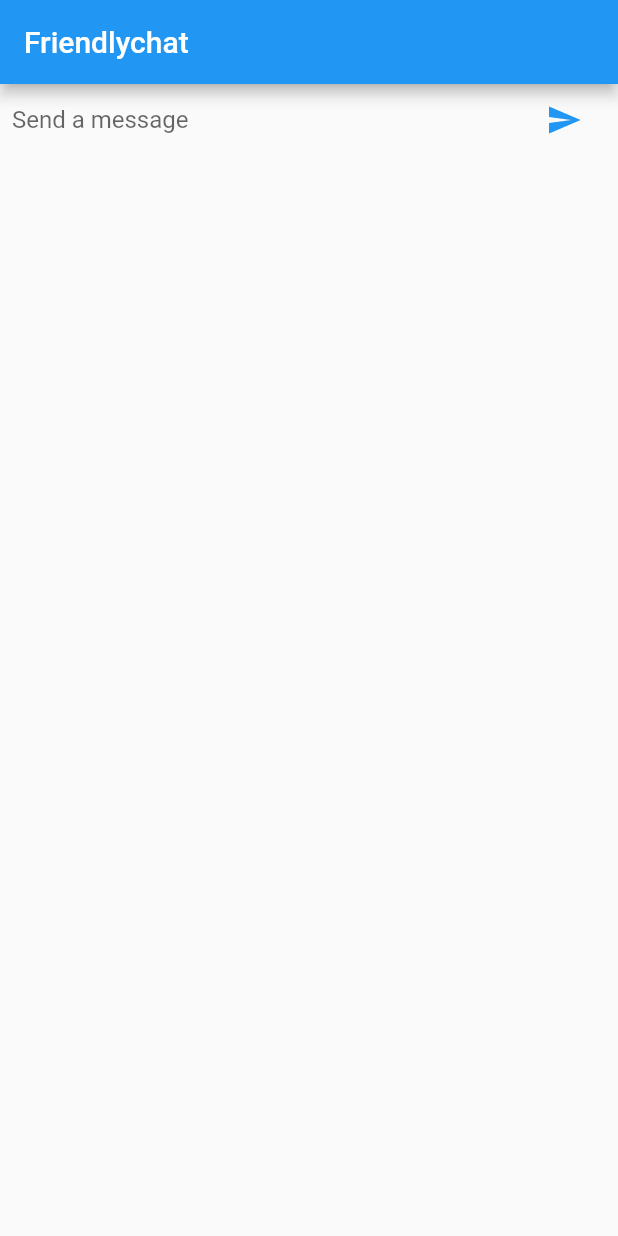
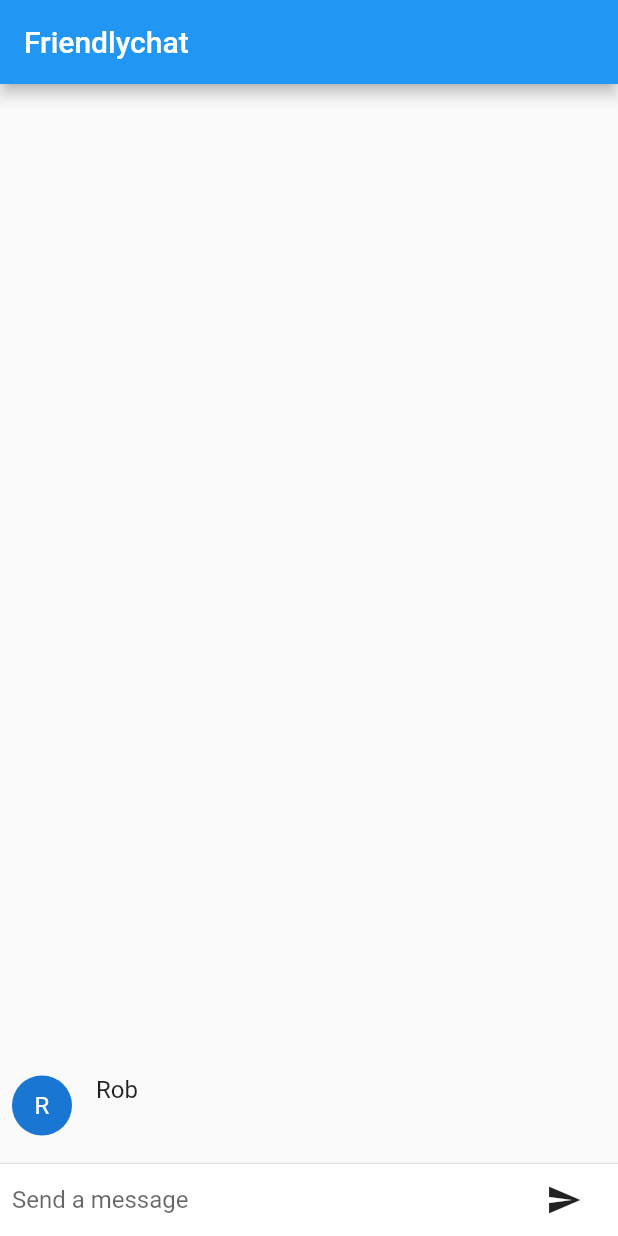
Before and after one commit to roberrera/friendly-chat-flutter, a Flutter app: the screen it shows after launch, after a tap on the "send" icon, on a phone screen of 412 x 824 dp. Run offline on Flutter 3.47's test engine with Material 2 defaults, Android fonts, the phone set to English and light mode, and no system bars.

```diff
--- a/lib/main.dart
+++ b/lib/main.dart
@@ -3,6 +3,8 @@ import 'package:flutter/material.dart';
 void main() {
   runApp(new FriendlychatApp());
 }
+
+const String _name = "Rob";
 
 class FriendlychatApp extends StatelessWidget {
   @override
@@ -14,6 +16,37 @@ class FriendlychatApp extends StatelessWidget {
   }
 }
 
+class ChatMessage extends StatelessWidget {
+  ChatMessage({this.text});
+  final String text;
+
+  @override
+  Widget build(BuildContext context) {
+    return new Container(
+      margin: const EdgeInsets.symmetric(vertical: 10.0),
+      child: new Row(
+        crossAxisAlignment: CrossAxisAlignment.start,
+        children: <Widget>[
+          new Container(
+            margin: const EdgeInsets.only(right: 16.0),
+            child: new CircleAvatar(child: new Text(_name[0])),
+          ),
+          new Column(
+            crossAxisAlignment: CrossAxisAlignment.start,
+            children: <Widget>[
+              new Text(_name, style: Theme.of(context).textTheme.subhead),
+              new Container(
+                margin: const EdgeInsets.only(top: 5.0),
+                child: new Text(text),
+              ),
+            ],
+          ),
+        ],
+      ),
+    );
+  }
+}
+
 class ChatScreen extends StatefulWidget {
   @override
   State createState() => new ChatScreenState();
@@ -21,24 +54,32 @@ class ChatScreen extends StatefulWidget {
   // shorthand for { return expression; }.
 }
 
-// Add the ChatScreenState class definition in main.dart.
 class ChatScreenState extends State<ChatScreen> {
   // Prefixing an identifier with an _ (underscore) makes it private to its class.
+  final List<ChatMessage> _messages = <ChatMessage>[];
   final TextEditingController _textController = new TextEditingController();
 
+  void _handleSubmitted(String text) {
+    _textController.clear();
+    ChatMessage message = new ChatMessage(
+      text: text,
+    );
+    setState(() {
+      _messages.insert(0, message);
+    });
+  }
+
   Widget _buildTextComposer() {
-    return new IconTheme(
-      data: new IconThemeData(color: Theme.of(context).accentColor),
-      child: new Container(
-      margin: const EdgeInsets.symmetric(horizontal: 8.0),
-        child: new Row(
+   return new Container(
+       margin: const EdgeInsets.symmetric(horizontal: 8.0),
+       child: new Row(
           children: <Widget>[
             new Flexible(
               child: new TextField(
                 controller: _textController,
                 onSubmitted: _handleSubmitted,
                 decoration: new InputDecoration.collapsed(
-                  hintText: "Send a message"),
+                hintText: "Send a message"),
               ),
             ),
             new Container(
@@ -46,24 +87,33 @@ class ChatScreenState extends State<ChatScreen> {
               child: new IconButton(
                 icon: new Icon(Icons.send),
                 onPressed: () => _handleSubmitted(_textController.text)),
-            ),
-          ],
-        ),
-      ),
+           ),
+         ]
+       )
     );
   }
 
-  void _handleSubmitted(String text) {
-    _textController.clear();
-  }
-
-  @override
   Widget build(BuildContext context) {
     return new Scaffold(
-      appBar: new AppBar(
-          title: new Text("Friendlychat")
-      ),
-      body: _buildTextComposer(),
-    );
+      appBar: new AppBar(title: new Text("Friendlychat")),
+      body: new Column(
+        children: <Widget>[
+        new Flexible(
+          child: new ListView.builder(
+            padding: new EdgeInsets.all(8.0),
+            reverse: true,
+            itemBuilder: (_, int index) => _messages[index],
+            itemCount: _messages.length,
+          )
+        ),
+        new Divider(height: 1.0),
+        new Container(
+          decoration: new BoxDecoration(
+            color: Theme.of(context).cardColor),
+          child: _buildTextComposer(),
+        ),
+       ]
+     ),
+   );
   }
 }
```
Also changed, not shown: pubspec.lock.
